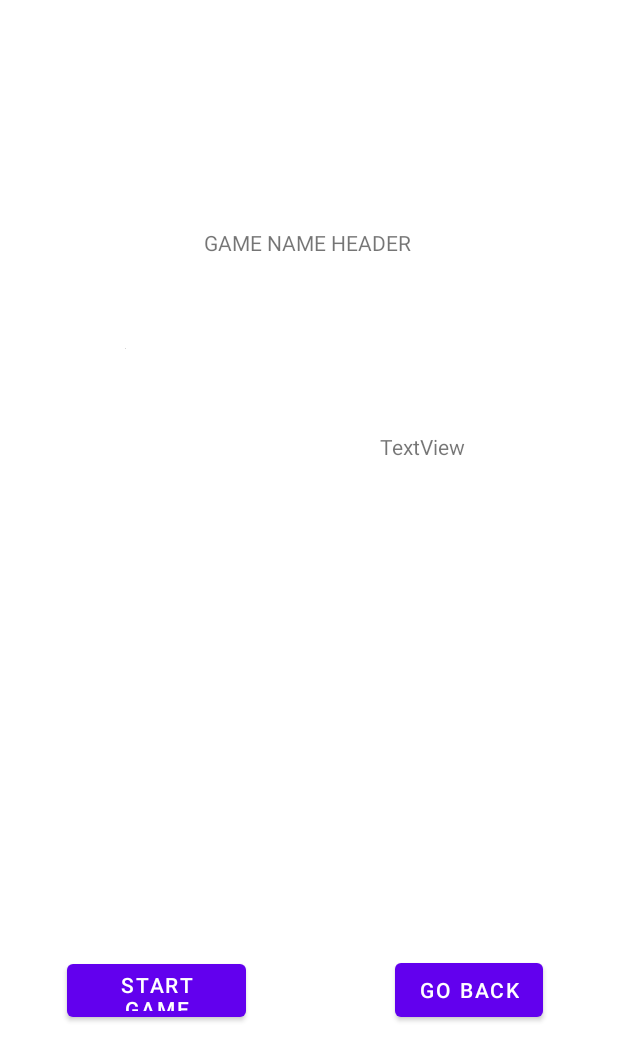
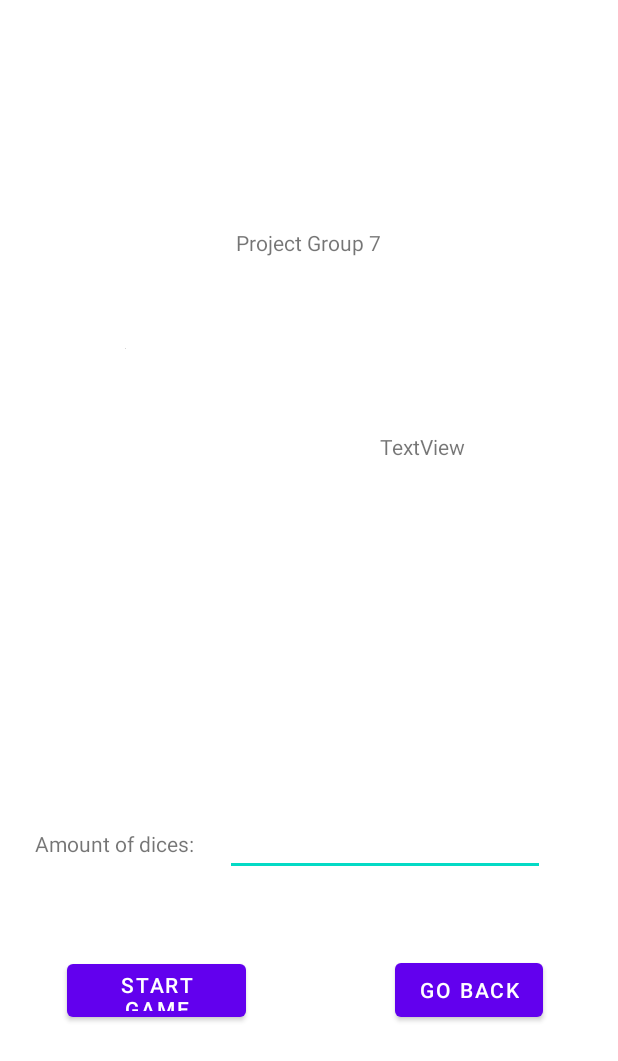
Before and after one commit to HarlockOfficial/DVA232_Project, an Android app: the layout activity_pop_up.xml on its own in the app's theme, with its tools: preview values and no code run, on a phone screen of 412 x 824 dp. Shown: the top 1061 px of the screen. Run offline under Robolectric (Android 15) with nearby library versions, the phone set to English and light mode, and no system bars.

Commit message:
Pop up before starting in main menu. Adapts to the chosen game.

```diff
--- a/ProjectGroup7/app/src/main/java/se/mdh/student/dva232/projectgroup7/PopUp.kt
+++ b/ProjectGroup7/app/src/main/java/se/mdh/student/dva232/projectgroup7/PopUp.kt
@@ -5,8 +5,11 @@
 import android.os.Bundle
 import android.util.DisplayMetrics
 import android.widget.Button
+import android.widget.EditText
 import android.widget.ImageView
 import android.widget.TextView
+import androidx.core.view.isVisible
+import org.w3c.dom.Text
 
 class PopUp : AppCompatActivity() {                                     //Information about pop ups from : https://www.youtube.com/watch?v=fn5OlqQuOCk
 
@@ -27,6 +30,11 @@
         var header = findViewById<TextView>(R.id.name_header)
         var infoText = findViewById<TextView>(R.id.text_info)
         var image = findViewById<ImageView>(R.id.image_game)
+        var field = findViewById<EditText>(R.id.field_numDices)
+        var amntDicesText = findViewById<TextView>(R.id.text_amnt)
+
+        field.isVisible = false
+        amntDicesText.isVisible = false
 
         if (game == GameType.BLOW) {
 
@@ -37,11 +45,13 @@
             startButton.setOnClickListener {
                 openWaitingRoom(GameType.BLOW)
             }
-        } else if (game == GameType.DICES) {
+        } else if (game == GameType.DICES) {                    //Set Dices amount
 
             header.text = "DICE GAME"
             infoText.text = "This is the dice game temporary info text"
             //image                 set image, look up
+            field.isVisible = true
+            amntDicesText.isVisible = true
 
             startButton.setOnClickListener {
                 openWaitingRoom(GameType.DICES)
--- a/ProjectGroup7/app/src/main/res/layout/activity_pop_up.xml
+++ b/ProjectGroup7/app/src/main/res/layout/activity_pop_up.xml
@@ -11,7 +11,7 @@
         android:layout_width="wrap_content"
         android:layout_height="wrap_content"
         android:layout_marginTop="152dp"
-        android:text="GAME NAME HEADER"
+        android:text="@string/app_name"
         app:layout_constraintEnd_toEndOf="parent"
         app:layout_constraintHorizontal_bias="0.498"
         app:layout_constraintStart_toStartOf="parent"
@@ -60,4 +60,29 @@
         app:layout_constraintStart_toStartOf="parent"
         app:layout_constraintTop_toTopOf="parent"
         tools:srcCompat="@tools:sample/avatars" />
+
+    <EditText
+        android:id="@+id/field_numDices"
+        android:layout_width="wrap_content"
+        android:layout_height="wrap_content"
+        android:layout_marginBottom="240dp"
+        android:ems="10"
+        android:inputType="number"
+        app:layout_constraintBottom_toBottomOf="parent"
+        app:layout_constraintEnd_toEndOf="parent"
+        app:layout_constraintHorizontal_bias="0.756"
+        app:layout_constraintStart_toStartOf="parent"
+        app:layout_constraintTop_toBottomOf="@+id/text_info"
+        app:layout_constraintVertical_bias="1.0" />
+
+    <TextView
+        android:id="@+id/text_amnt"
+        android:layout_width="wrap_content"
+        android:layout_height="wrap_content"
+        android:layout_marginBottom="252dp"
+        android:text="Amount of dices:"
+        app:layout_constraintBottom_toBottomOf="parent"
+        app:layout_constraintEnd_toStartOf="@+id/field_numDices"
+        app:layout_constraintHorizontal_bias="0.526"
+        app:layout_constraintStart_toStartOf="parent" />
 </androidx.constraintlayout.widget.ConstraintLayout>
```
